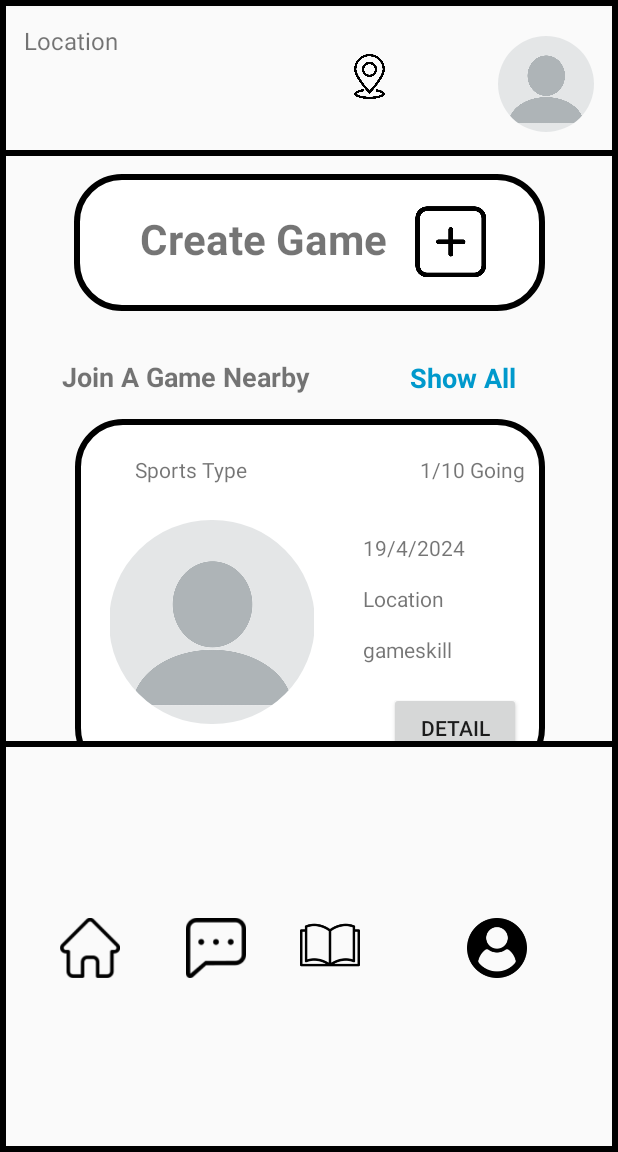
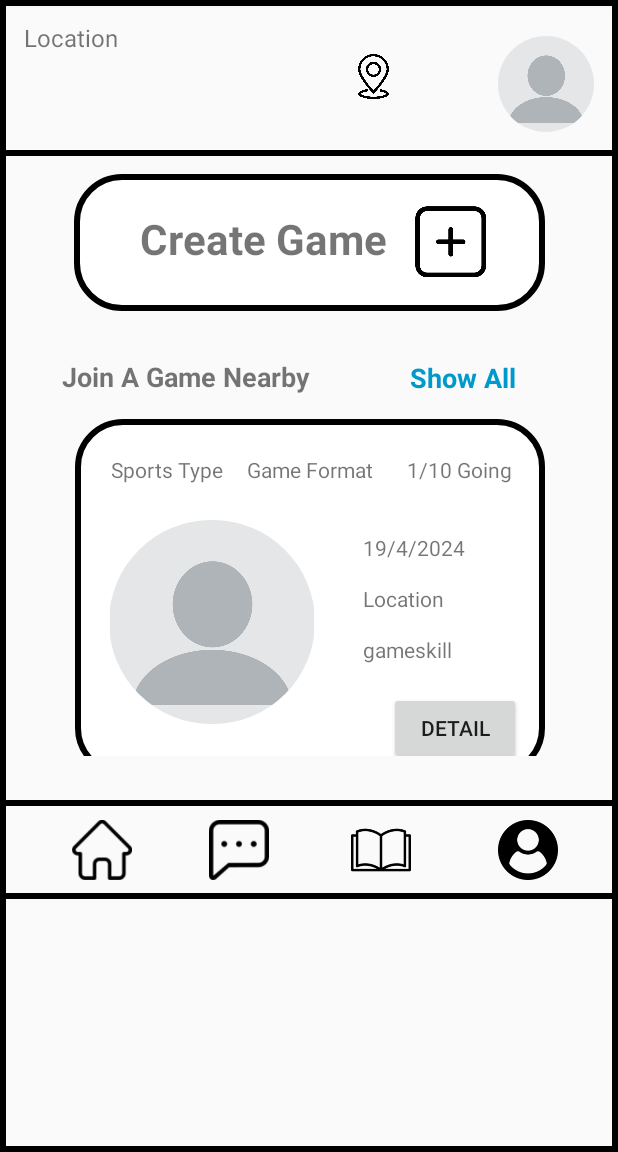
Before and after one commit to Hang1104/SportBuddyApp, an Android app: the screen it shows after launch once a user with an empty profile is signed in (HomePage), on a phone screen of 412 x 824 dp, the part 84-1236 px from its top. Run offline under Robolectric (Android 15) with nearby library versions, the phone set to English and light mode, and no system bars; our stand-ins replace Firebase (no records; nobody signed in at launch, a user with empty details on screens opened directly), Picasso; pictures from the network do not load; 2 statements that could not run were skipped.

Commit message:
Update activity_home_page.xml

```diff
--- a/app/src/main/res/layout/activity_home_page.xml
+++ b/app/src/main/res/layout/activity_home_page.xml
@@ -16,10 +16,10 @@
 
         <TextView
             android:id="@+id/Home_currentLocationTextView"
-            android:layout_width="203dp"
+            android:layout_width="206dp"
             android:layout_height="wrap_content"
             android:layout_marginStart="16dp"
-            android:layout_marginTop="16dp"
+            android:layout_marginTop="14dp"
             android:clickable="true"
             android:onClick="onCurrentLocationClicked"
             android:text="Location"
@@ -58,8 +58,8 @@
     <ScrollView
         android:id="@+id/Home_scrollView1"
         android:layout_width="match_parent"
-        android:layout_height="390dp"
-        android:layout_marginBottom="0dp">
+        android:layout_height="400dp"
+        android:layout_marginBottom="29dp">
 
         <LinearLayout
             android:layout_width="match_parent"
@@ -71,7 +71,7 @@
                 android:layout_height="704dp">
 
                 <androidx.constraintlayout.widget.ConstraintLayout
-                    android:id="@+id/creategameBtnlayout"
+                    android:id="@+id/Home_constraintLayout"
                     android:layout_width="314dp"
                     android:layout_height="91dp"
                     android:layout_marginTop="12dp"
@@ -97,6 +97,7 @@
                         android:id="@+id/Home_creategameBtn"
                         android:layout_width="66dp"
                         android:layout_height="48dp"
+                        android:clickable="true"
                         app:layout_constraintBottom_toBottomOf="parent"
                         app:layout_constraintEnd_toEndOf="parent"
                         app:layout_constraintHorizontal_bias="0.879"
@@ -118,7 +119,7 @@
                     app:layout_constraintEnd_toEndOf="parent"
                     app:layout_constraintHorizontal_bias="0.167"
                     app:layout_constraintStart_toStartOf="parent"
-                    app:layout_constraintTop_toBottomOf="@+id/creategameBtnlayout"
+                    app:layout_constraintTop_toBottomOf="@+id/Home_constraintLayout"
                     app:layout_constraintVertical_bias="0.658" />
 
                 <TextView
@@ -135,7 +136,7 @@
                     app:layout_constraintEnd_toEndOf="parent"
                     app:layout_constraintHorizontal_bias="0.494"
                     app:layout_constraintStart_toEndOf="@+id/Home_JoinGameTitle"
-                    app:layout_constraintTop_toBottomOf="@+id/creategameBtnlayout"
+                    app:layout_constraintTop_toBottomOf="@+id/Home_constraintLayout"
                     app:layout_constraintVertical_bias="0.666" />
 
                 <androidx.constraintlayout.widget.ConstraintLayout
@@ -147,7 +148,7 @@
                     app:layout_constraintEnd_toEndOf="parent"
                     app:layout_constraintHorizontal_bias="0.51"
                     app:layout_constraintStart_toStartOf="parent"
-                    app:layout_constraintTop_toBottomOf="@+id/creategameBtnlayout">
+                    app:layout_constraintTop_toBottomOf="@+id/Home_constraintLayout">
 
                     <com.google.android.material.imageview.ShapeableImageView
                         android:id="@+id/Home_GamePic"
@@ -167,61 +168,33 @@
                         android:id="@+id/sporttype"
                         android:layout_width="wrap_content"
                         android:layout_height="wrap_content"
-                        android:layout_marginStart="40dp"
+                        android:layout_marginStart="24dp"
                         android:layout_marginTop="24dp"
                         android:text="Sports Type"
-                        app:layout_constraintEnd_toStartOf="@+id/joinedParticipants"
+                        app:layout_constraintEnd_toStartOf="@+id/gameformat"
                         app:layout_constraintHorizontal_bias="0.0"
                         app:layout_constraintStart_toStartOf="parent"
                         app:layout_constraintTop_toTopOf="parent" />
 
-                    <!--                    <TextView-->
-                    <!--                        android:id="@+id/gameformat"-->
-                    <!--                        android:layout_width="wrap_content"-->
-                    <!--                        android:layout_height="wrap_content"-->
-                    <!--                        android:text="Game Format"-->
-                    <!--                        app:layout_constraintBottom_toBottomOf="parent"-->
-                    <!--                        app:layout_constraintEnd_toEndOf="parent"-->
-                    <!--                        app:layout_constraintStart_toStartOf="parent"-->
-                    <!--                        app:layout_constraintTop_toTopOf="parent"-->
-                    <!--                        app:layout_constraintVertical_bias="0.109" />-->
+                    <TextView
+                        android:id="@+id/gameformat"
+                        android:layout_width="wrap_content"
+                        android:layout_height="wrap_content"
+                        android:text="Game Format"
+                        app:layout_constraintBottom_toBottomOf="parent"
+                        app:layout_constraintEnd_toEndOf="parent"
+                        app:layout_constraintStart_toStartOf="parent"
+                        app:layout_constraintTop_toTopOf="parent"
+                        app:layout_constraintVertical_bias="0.109" />
 
                     <TextView
-                        android:id="@+id/joinedParticipants"
-                        android:layout_width="wrap_content"
-                        android:layout_height="wrap_content"
-                        android:layout_marginStart="115dp"
-                        android:layout_marginTop="24dp"
-                        android:text="1"
-                        app:layout_constraintStart_toEndOf="@+id/sporttype"
-                        app:layout_constraintTop_toTopOf="parent" />
-
-                    <TextView
-                        android:id="@+id/slash"
+                        android:id="@+id/participants"
                         android:layout_width="wrap_content"
                         android:layout_height="wrap_content"
                         android:layout_marginTop="24dp"
-                        android:text="/"
-                        app:layout_constraintStart_toEndOf="@+id/joinedParticipants"
-                        app:layout_constraintTop_toTopOf="parent" />
-
-                    <TextView
-                        android:id="@+id/maxPlayers"
-                        android:layout_width="wrap_content"
-                        android:layout_height="wrap_content"
-                        android:layout_marginTop="24dp"
-                        android:text="10"
-                        app:layout_constraintStart_toEndOf="@+id/slash"
-                        app:layout_constraintTop_toTopOf="parent" />
-
-                    <TextView
-                        android:id="@+id/participantsText"
-                        android:layout_width="wrap_content"
-                        android:layout_height="wrap_content"
-                        android:layout_marginTop="24dp"
-                        android:layout_marginEnd="40dp"
-                        android:text=" Going"
-                        app:layout_constraintStart_toEndOf="@+id/maxPlayers"
+                        android:text="1/10 Going"
+                        app:layout_constraintEnd_toEndOf="parent"
+                        app:layout_constraintStart_toEndOf="@+id/gameformat"
                         app:layout_constraintTop_toTopOf="parent" />
 
                     <TextView
@@ -330,7 +303,7 @@
 
     <androidx.constraintlayout.widget.ConstraintLayout
         android:layout_width="match_parent"
-        android:layout_height="match_parent"
+        android:layout_height="66dp"
         android:background="@drawable/border"
         app:layout_constraintBottom_toBottomOf="parent"
         app:layout_constraintEnd_toEndOf="parent"
@@ -341,36 +314,38 @@
             android:id="@+id/homePageBtn"
             android:layout_width="48dp"
             android:layout_height="40dp"
-            android:layout_marginStart="36dp"
             android:clickable="true"
             app:layout_constraintBottom_toBottomOf="parent"
+            app:layout_constraintEnd_toStartOf="@+id/chatBtn"
+            app:layout_constraintHorizontal_bias="0.506"
             app:layout_constraintStart_toStartOf="parent"
             app:layout_constraintTop_toTopOf="parent"
-            app:layout_constraintVertical_bias="0.504"
             app:srcCompat="@drawable/home" />
 
         <ImageView
             android:id="@+id/chatBtn"
             android:layout_width="48dp"
             android:layout_height="40dp"
-            android:layout_marginStart="36dp"
+            android:layout_marginStart="135dp"
             android:clickable="true"
             app:layout_constraintBottom_toBottomOf="parent"
-            app:layout_constraintStart_toEndOf="@+id/homePageBtn"
+            app:layout_constraintEnd_toStartOf="@+id/learnBtn"
+            app:layout_constraintHorizontal_bias="0.0"
+            app:layout_constraintStart_toStartOf="parent"
             app:layout_constraintTop_toTopOf="parent"
-            app:layout_constraintVertical_bias="0.504"
             app:srcCompat="@drawable/chat" />
 
         <ImageView
             android:id="@+id/learnBtn"
             android:layout_width="48dp"
             android:layout_height="40dp"
-            android:layout_marginStart="28dp"
+            android:layout_marginStart="230dp"
             android:clickable="true"
             app:layout_constraintBottom_toBottomOf="parent"
-            app:layout_constraintStart_toEndOf="@+id/chatBtn"
+            app:layout_constraintEnd_toStartOf="@+id/ProfileBtn"
+            app:layout_constraintHorizontal_bias="0.0"
+            app:layout_constraintStart_toStartOf="parent"
             app:layout_constraintTop_toTopOf="parent"
-            app:layout_constraintVertical_bias="0.496"
             app:srcCompat="@drawable/book" />
 
         <ImageView
@@ -381,10 +356,7 @@
             android:clickable="true"
             app:layout_constraintBottom_toBottomOf="parent"
             app:layout_constraintEnd_toEndOf="parent"
-            app:layout_constraintHorizontal_bias="0.75"
-            app:layout_constraintStart_toEndOf="@+id/learnBtn"
             app:layout_constraintTop_toTopOf="parent"
-            app:layout_constraintVertical_bias="0.504"
             app:srcCompat="@drawable/profile" />
     </androidx.constraintlayout.widget.ConstraintLayout>
 
```
